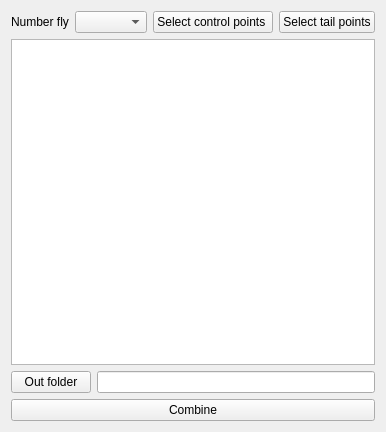
This is combinecnp.ui in tonilogar/ToolsPcot as Qt 5 draws it before an edit. The edited form follows.
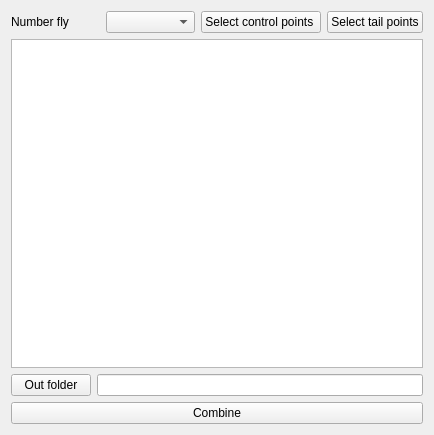
This is the edited form.

Patch:
```diff
--- a/combinecnp.ui
+++ b/combinecnp.ui
@@ -6,8 +6,8 @@
    <rect>
     <x>0</x>
     <y>0</y>
-    <width>362</width>
-    <height>432</height>
+    <width>434</width>
+    <height>435</height>
    </rect>
   </property>
   <property name="windowTitle">
```
